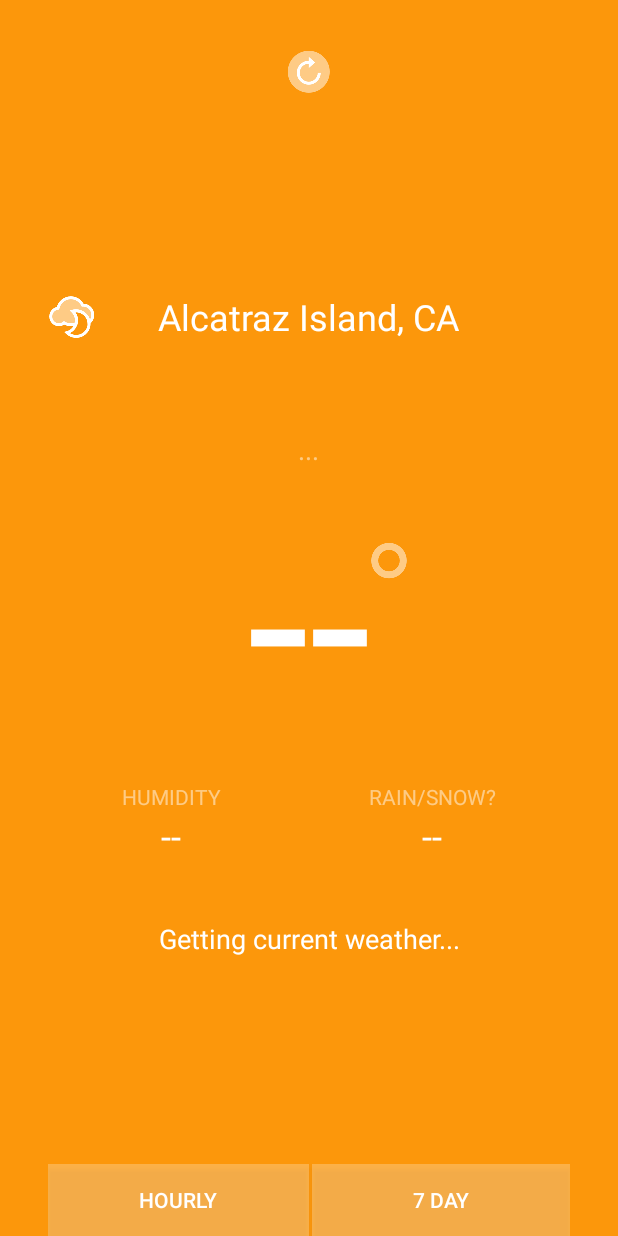
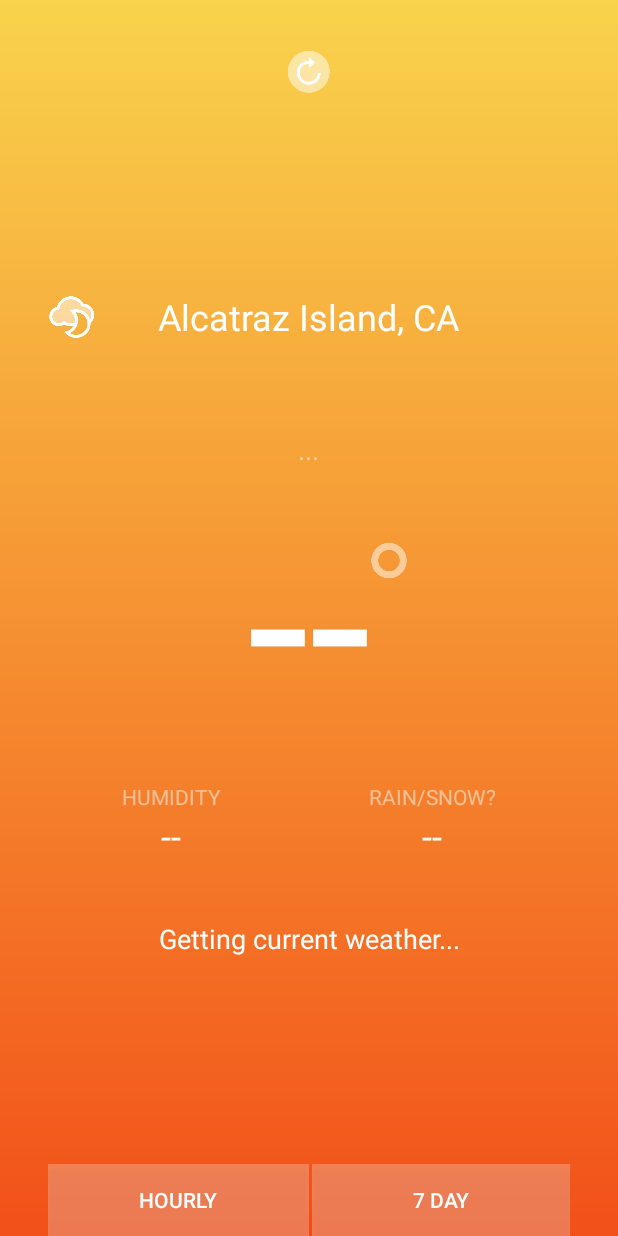
Before and after one commit to MartinListwan/Stormy-Weather-App, an Android app: the screen it shows after launch (MainActivity), on a phone screen of 412 x 824 dp. Run offline under Robolectric (Android 15) with nearby library versions, the phone set to English and light mode, and no system bars; our stand-ins replace ButterKnife; libraries missing offline, so code that uses them is left out: com.squareup.okhttp; 4 statements that could not run were skipped.

Commit message:
Gradient background

```diff
--- /dev/null
+++ b/app/src/main/res/drawable-hdpi/bg_griadient.xml
@@ -0,0 +1,11 @@
+<?xml version="1.0" encoding="utf-8"?>
+<shape xmlns:android="http://schemas.android.com/apk/res/android"
+       android:shape="rectangle">
+
+    <gradient
+        android:startColor="#f9d34c"
+        android:endColor="#f25019"
+        android:angle="270"
+        android:type="linear"/>
+
+</shape>
--- a/app/src/main/res/layout/activity_main.xml
+++ b/app/src/main/res/layout/activity_main.xml
@@ -6,7 +6,7 @@
                 android:paddingRight="@dimen/activity_horizontal_margin"
                 android:paddingTop="@dimen/activity_vertical_margin"
                 tools:context=".MainActivity"
-                android:background="#fffc970b">
+                android:background="@drawable/bg_griadient">
 
     <TextView
         android:layout_width="wrap_content"
```
